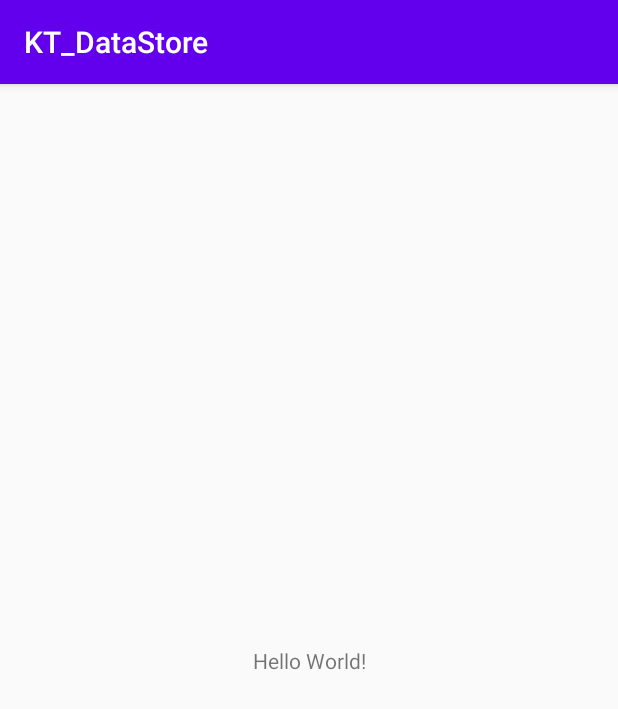
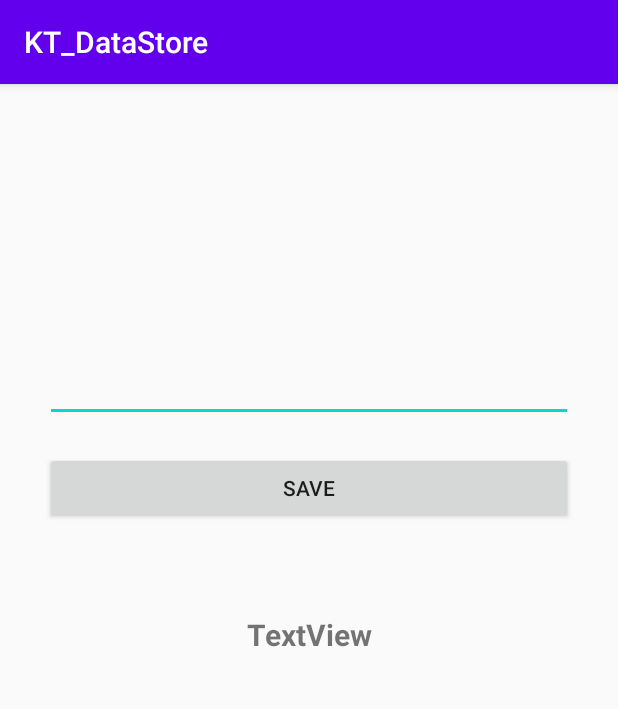
Before and after one commit to RujiraKongsomran/KT_DataStore, an Android app: the screen it shows after launch (MainActivity), on a phone screen of 412 x 824 dp. Shown: the top 709 px of the screen. Run offline under Robolectric (Android 15) with nearby library versions, the phone set to English and light mode, and no system bars.

Commit message:
Design Layout

```diff
--- a/app/src/main/res/layout/activity_main.xml
+++ b/app/src/main/res/layout/activity_main.xml
@@ -6,13 +6,47 @@
     android:layout_height="match_parent"
     tools:context=".MainActivity">
 
+    <Button
+        android:id="@+id/button"
+        android:layout_width="match_parent"
+        android:layout_height="wrap_content"
+        android:layout_marginStart="30dp"
+        android:layout_marginTop="20dp"
+        android:layout_marginEnd="30dp"
+        android:text="Save"
+        app:layout_constraintEnd_toEndOf="@+id/editTextTextPersonName"
+        app:layout_constraintHorizontal_bias="0.5"
+        app:layout_constraintStart_toStartOf="@+id/editTextTextPersonName"
+        app:layout_constraintTop_toBottomOf="@+id/editTextTextPersonName" />
+
+    <EditText
+        android:id="@+id/editTextTextPersonName"
+        android:layout_width="match_parent"
+        android:layout_height="wrap_content"
+        android:layout_marginStart="30dp"
+        android:layout_marginTop="180dp"
+        android:layout_marginEnd="30dp"
+        android:ems="10"
+        android:inputType="textPersonName"
+        app:layout_constraintBottom_toTopOf="@+id/button"
+        app:layout_constraintEnd_toEndOf="parent"
+        app:layout_constraintHorizontal_bias="0.5"
+        app:layout_constraintStart_toStartOf="parent"
+        app:layout_constraintTop_toTopOf="parent" />
+
     <TextView
+        android:id="@+id/textView"
         android:layout_width="wrap_content"
         android:layout_height="wrap_content"
-        android:text="Hello World!"
-        app:layout_constraintBottom_toBottomOf="parent"
-        app:layout_constraintLeft_toLeftOf="parent"
-        app:layout_constraintRight_toRightOf="parent"
-        app:layout_constraintTop_toTopOf="parent" />
+        android:layout_marginStart="30dp"
+        android:layout_marginTop="60dp"
+        android:layout_marginEnd="30dp"
+        android:text="TextView"
+        android:textSize="20sp"
+        android:textStyle="bold"
+        app:layout_constraintEnd_toEndOf="@+id/button"
+        app:layout_constraintHorizontal_bias="0.5"
+        app:layout_constraintStart_toStartOf="@+id/button"
+        app:layout_constraintTop_toBottomOf="@+id/button" />
 
 </androidx.constraintlayout.widget.ConstraintLayout>
```
